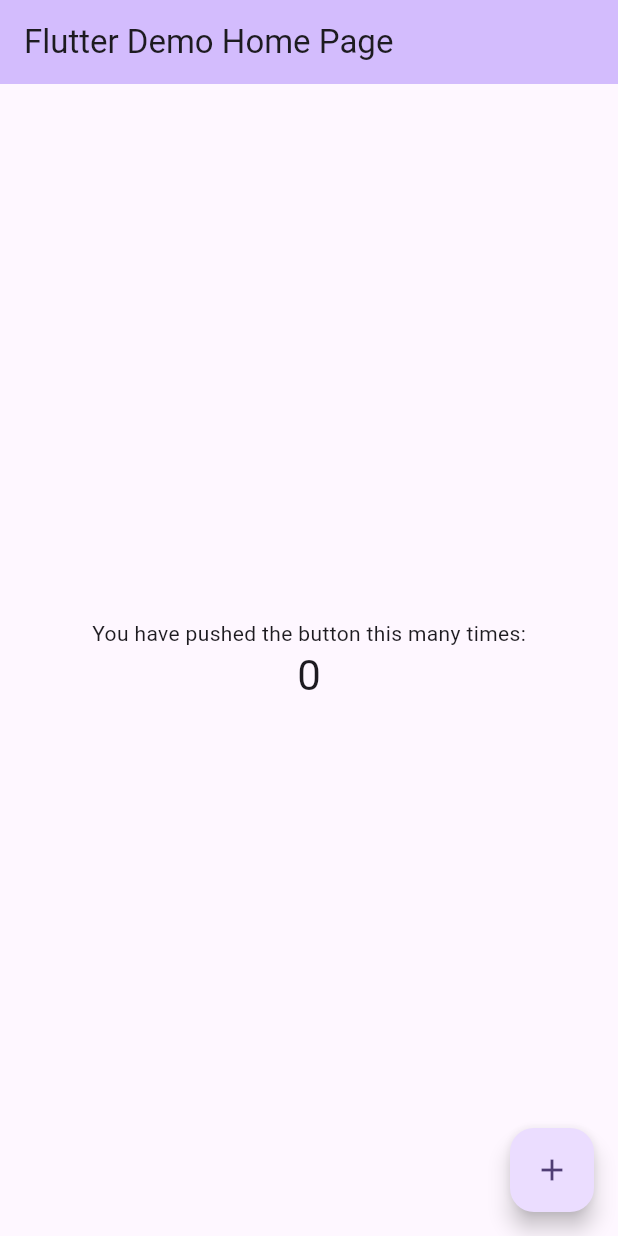
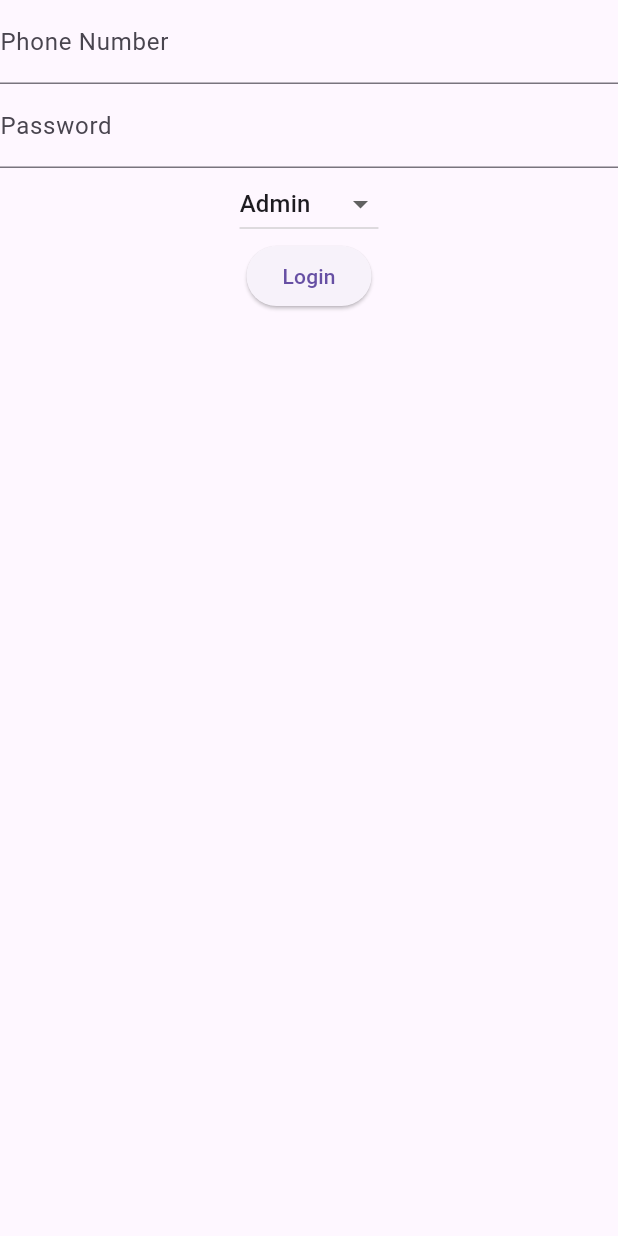
Before and after one commit to ALFIAN-code/rawat_jalan_flutter, a Flutter app: the screen it shows after launch, on a phone screen of 412 x 824 dp. Run offline on Flutter 3.47's test engine with Material 3 defaults, Android fonts, the phone set to English and light mode, and no system bars; our stand-ins replace supabase, supabase_flutter; accounts and stored records are empty.

Commit message:
add : login

```diff
--- a/lib/main.dart
+++ b/lib/main.dart
@@ -1,125 +1,27 @@
 import 'package:flutter/material.dart';
+import 'package:rawat_jalan/supabase.dart';
+import 'package:rawat_jalan/view/login_page.dart';
+import 'package:supabase_flutter/supabase_flutter.dart';
 
-void main() {
-  runApp(const MyApp());
+
+
+void main() async {
+  await Supabase.initialize(
+    url: URL,
+    anonKey: anonKey,
+  );
+  runApp(MyApp());
 }
 
 class MyApp extends StatelessWidget {
-  const MyApp({super.key});
-
-  // This widget is the root of your application.
   @override
   Widget build(BuildContext context) {
     return MaterialApp(
-      title: 'Flutter Demo',
+      title: 'Rawat Jalan',
       theme: ThemeData(
-        // This is the theme of your application.
-        //
-        // TRY THIS: Try running your application with "flutter run". You'll see
-        // the application has a purple toolbar. Then, without quitting the app,
-        // try changing the seedColor in the colorScheme below to Colors.green
-        // and then invoke "hot reload" (save your changes or press the "hot
-        // reload" button in a Flutter-supported IDE, or press "r" if you used
-        // the command line to start the app).
-        //
-        // Notice that the counter didn't reset back to zero; the application
-        // state is not lost during the reload. To reset the state, use hot
-        // restart instead.
-        //
-        // This works for code too, not just values: Most code changes can be
-        // tested with just a hot reload.
-        colorScheme: ColorScheme.fromSeed(seedColor: Colors.deepPurple),
-        useMaterial3: true,
+        primarySwatch: Colors.blue,
       ),
-      home: const MyHomePage(title: 'Flutter Demo Home Page'),
+      home: LoginPage(),
     );
   }
 }
-
-class MyHomePage extends StatefulWidget {
-  const MyHomePage({super.key, required this.title});
-
-  // This widget is the home page of your application. It is stateful, meaning
-  // that it has a State object (defined below) that contains fields that affect
-  // how it looks.
-
-  // This class is the configuration for the state. It holds the values (in this
-  // case the title) provided by the parent (in this case the App widget) and
-  // used by the build method of the State. Fields in a Widget subclass are
-  // always marked "final".
-
-  final String title;
-
-  @override
-  State<MyHomePage> createState() => _MyHomePageState();
-}
-
-class _MyHomePageState extends State<MyHomePage> {
-  int _counter = 0;
-
-  void _incrementCounter() {
-    setState(() {
-      // This call to setState tells the Flutter framework that something has
-      // changed in this State, which causes it to rerun the build method below
-      // so that the display can reflect the updated values. If we changed
-      // _counter without calling setState(), then the build method would not be
-      // called again, and so nothing would appear to happen.
-      _counter++;
-    });
-  }
-
-  @override
-  Widget build(BuildContext context) {
-    // This method is rerun every time setState is called, for instance as done
-    // by the _incrementCounter method above.
-    //
-    // The Flutter framework has been optimized to make rerunning build methods
-    // fast, so that you can just rebuild anything that needs updating rather
-    // than having to individually change instances of widgets.
-    return Scaffold(
-      appBar: AppBar(
-        // TRY THIS: Try changing the color here to a specific color (to
-        // Colors.amber, perhaps?) and trigger a hot reload to see the AppBar
-        // change color while the other colors stay the same.
-        backgroundColor: Theme.of(context).colorScheme.inversePrimary,
-        // Here we take the value from the MyHomePage object that was created by
-        // the App.build method, and use it to set our appbar title.
-        title: Text(widget.title),
-      ),
-      body: Center(
-        // Center is a layout widget. It takes a single child and positions it
-        // in the middle of the parent.
-        child: Column(
-          // Column is also a layout widget. It takes a list of children and
-          // arranges them vertically. By default, it sizes itself to fit its
-          // children horizontally, and tries to be as tall as its parent.
-          //
-          // Column has various properties to control how it sizes itself and
-          // how it positions its children. Here we use mainAxisAlignment to
-          // center the children vertically; the main axis here is the vertical
-          // axis because Columns are vertical (the cross axis would be
-          // horizontal).
-          //
-          // TRY THIS: Invoke "debug painting" (choose the "Toggle Debug Paint"
-          // action in the IDE, or press "p" in the console), to see the
-          // wireframe for each widget.
-          mainAxisAlignment: MainAxisAlignment.center,
-          children: <Widget>[
-            const Text(
-              'You have pushed the button this many times:',
-            ),
-            Text(
-              '$_counter',
-              style: Theme.of(context).textTheme.headlineMedium,
-            ),
-          ],
-        ),
-      ),
-      floatingActionButton: FloatingActionButton(
-        onPressed: _incrementCounter,
-        tooltip: 'Increment',
-        child: const Icon(Icons.add),
-      ), // This trailing comma makes auto-formatting nicer for build methods.
-    );
-  }
-}
--- /dev/null
+++ b/lib/view/admin/admin_home.dart
@@ -0,0 +1,17 @@
+import 'package:flutter/material.dart';
+
+class AdminHomePage extends StatelessWidget {
+  const AdminHomePage({super.key});
+
+  @override
+  Widget build(BuildContext context) {
+    return Scaffold(
+      appBar: AppBar(
+        title: const Text('Admin Dashboard'),
+      ),
+      body: const Center(
+        child: Text('Welcome, Admin!'),
+      ),
+    );
+  }
+}
--- /dev/null
+++ b/lib/view/login_page.dart
@@ -0,0 +1,139 @@
+import 'package:flutter/material.dart';
+import 'package:rawat_jalan/supabase.dart';
+import 'package:rawat_jalan/view/admin/admin_home.dart';
+import 'package:rawat_jalan/view/dokter/dokter_home.dart';
+import 'package:rawat_jalan/view/pasien/pasien_home.dart';
+import 'package:supabase/supabase.dart';
+import 'package:supabase_flutter/supabase_flutter.dart';
+
+class LoginPage extends StatefulWidget {
+  @override
+  _LoginPageState createState() => _LoginPageState();
+}
+
+class _LoginPageState extends State<LoginPage> {
+  final SupabaseClient supabaseClient = Supabase.instance.client;
+  String phoneNumber = '';
+  String password = '';
+  String selectedRole = 'Admin';
+
+  Future<void> _login() async {
+    if (selectedRole == 'Admin') {
+      final AdminResponse = await supabaseClient
+          .from('admin')
+          .select()
+          .eq('notelp', phoneNumber)
+          .eq('password', password)
+          .select();
+
+      if (AdminResponse.isNotEmpty) {
+        Navigator.push(
+          context,
+          MaterialPageRoute(builder: (context) => AdminHomePage()),
+        );
+      } else {
+        ScaffoldMessenger.of(context).showSnackBar(
+          const SnackBar(content: Text('Invalid phone number or password')),
+        );
+      }
+    } else if (selectedRole == 'Dokter') {
+      final DokterResponse = await supabaseClient
+          .from('dokter')
+          .select()
+          .eq('notelp', phoneNumber)
+          .eq('password', password)
+          .select();
+      if (DokterResponse.isNotEmpty) {
+        Navigator.push(
+          context,
+          MaterialPageRoute(builder: (context) => DokterHomePage()),
+        );
+      } else {
+        ScaffoldMessenger.of(context).showSnackBar(
+          const SnackBar(content: Text('Invalid phone number or password')),
+        );
+      }
+    } else if (selectedRole == 'Pasien') {
+      final PasienResponse = await supabaseClient
+          .from('pasien')
+          .select()
+          .eq('notelp', phoneNumber)
+          .eq('password', password)
+          .select();
+      if (PasienResponse.isNotEmpty) {
+        Navigator.push(
+          context,
+          MaterialPageRoute(builder: (context) => PasienHomePage()),
+        );
+      } else {
+        ScaffoldMessenger.of(context).showSnackBar(
+          const SnackBar(content: Text('Invalid phone number or password')),
+        );
+      }
+    }
+
+    // if (response.isNotEmpty) {
+  }
+
+  @override
+  Widget build(BuildContext context) {
+    return Scaffold(
+      body: Column(
+        children: [
+          TextField(
+            onChanged: (value) {
+              setState(() {
+                phoneNumber = value;
+              });
+            },
+            decoration: InputDecoration(labelText: 'Phone Number'),
+          ),
+          TextField(
+            onChanged: (value) {
+              setState(() {
+                password = value;
+              });
+            },
+            decoration: InputDecoration(labelText: 'Password'),
+            obscureText: true,
+          ),
+          DropdownButton(
+            hint: const Text("Pilih Role"),
+            value: selectedRole,
+
+            onChanged: (String? newValue) {
+              setState(() {
+                selectedRole = newValue ?? 'null';
+              });
+            },
+            items: const [
+              DropdownMenuItem(
+                value: 'Admin',
+                child: Text('Admin'),
+              ),
+              DropdownMenuItem(
+                value: 'Dokter',
+                child: Text('Dokter'),
+              ),
+              DropdownMenuItem(
+                value: 'Pasien',
+                child: Text('Pasien'),
+              ),
+            ],
+            // ['Admin', 'Dokter', 'Pasien']
+            //     .map((String value) {
+            //   return DropdownMenuItem(
+            //     value: value,
+            //     child: Text(value),
+            //   );
+            // }).toList(),
+          ),
+          ElevatedButton(
+            onPressed: _login,
+            child: Text('Login'),
+          ),
+        ],
+      ),
+    );
+  }
+}
--- a/pubspec.yaml
+++ b/pubspec.yaml
@@ -32,6 +32,7 @@ dependencies:
   flutter:
     sdk: flutter
   get: ^4.6.6
+  supabase: ^2.3.0
   supabase_flutter: ^2.6.0
 
 dev_dependencies:
```
Also changed, not shown: lib/view/dokter/dokter_home.dart (added, +17 -0 lines), lib/view/pasien/pasien_home.dart (added, +17 -0 lines), pubspec.lock, 1 other file.
